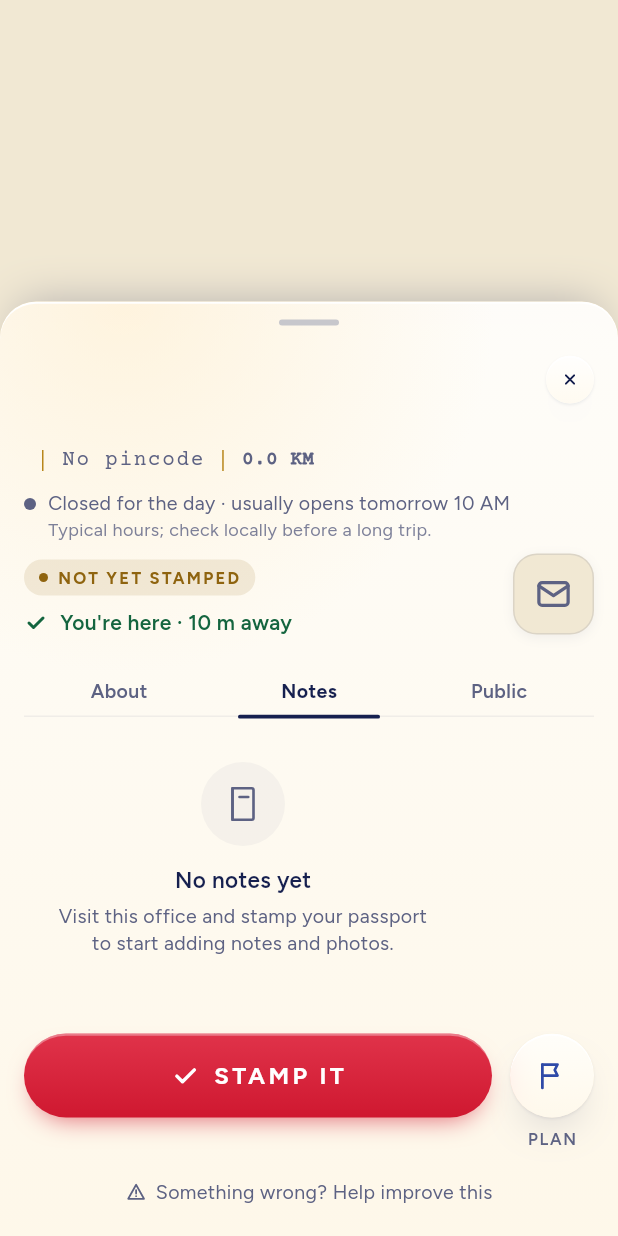
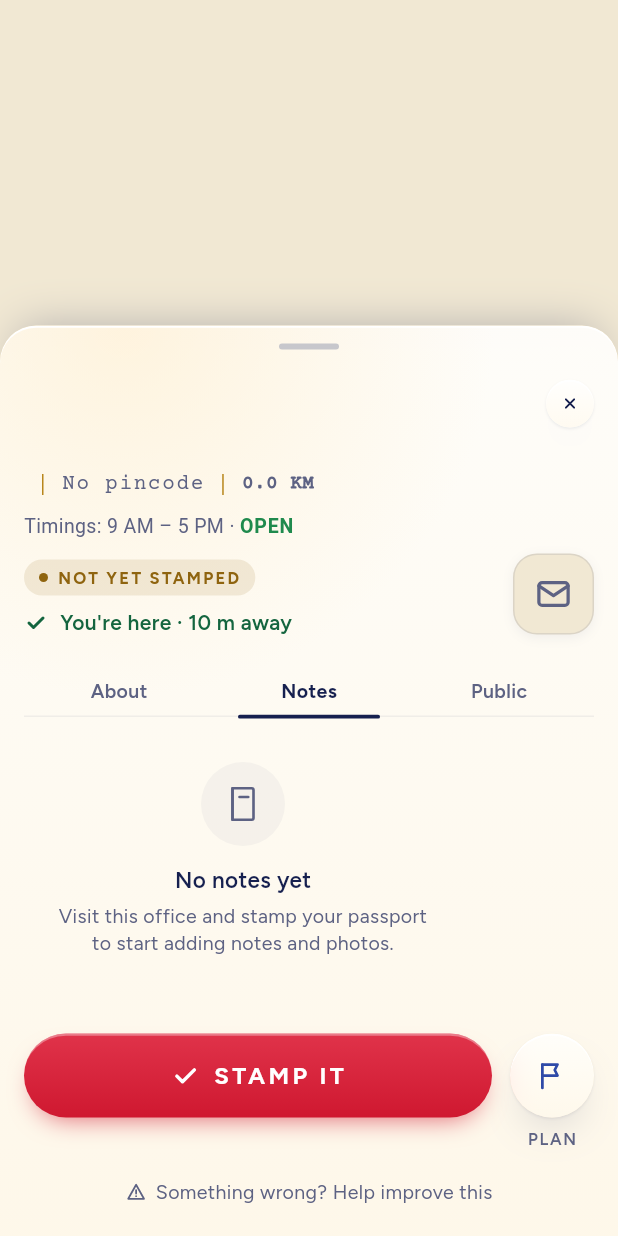
Before and after one commit to karnatakaphilatelist/karnatakaphilatelist, a Flutter app: the OfficeDetailScreen screen opened directly with empty values, after a tap on "Notes", on a phone screen of 412 x 824 dp. Run offline on Flutter 3.47's test engine with Material 3 defaults, Android fonts, the phone set to English and light mode, and no system bars; our stand-ins replace flutter_local_notifications, flutter_map, flutter_svg, geolocator, google_sign_in, image_picker and 5 more; missing offline and left inert: flutter_foreground_task, home_widget; accounts and stored records are empty.

Commit message:
Flutter: single-line counter timings; build 105
Co-Authored-By: Claude Sonnet 5.5 <noreply@anthropic.com>
Claude-Session: https://claude.ai/code/session_01NSU5CTeh2iukaLAEa4MAwB

```diff
--- a/flutter_app/lib/core/counter_hours.dart
+++ b/flutter_app/lib/core/counter_hours.dart
@@ -1,53 +1,36 @@
-/// "Is the counter open right now?" Port of src/lib/counter-hours.ts, same
-/// typical India Post hours (Mon-Fri 10-16, Sat 10-13, Sunday closed, a lunch
-/// pause near 13:00, stamp sales to about 15:00). Not per-office data, so every
-/// label says "usually". Change both files together.
-enum CounterState { open, closing, lunch, stampsClosed, closed }
+/// One line for the office page: "Timings: 9 AM – 5 PM · OPEN". Port of
+/// src/lib/counter-hours.ts. PLACEHOLDER HOURS: edit the constants below once
+/// the real ones are known, and change both files together.
+enum CounterState { open, lunch, closed }
 
 class CounterStatus {
   final CounterState state;
-  final String label;
-  const CounterStatus(this.state, this.label);
+  final String hours;
+  final String word;
+  const CounterStatus(this.state, this.hours, this.word);
 }
 
-const _open = 10 * 60;
+const _open = 9 * 60;
+const _closeWeekday = 17 * 60;
+const _closeSaturday = 13 * 60;
 const _lunchStart = 13 * 60;
-const _lunchEnd = 13 * 60 + 30;
-const _stampCutoff = 15 * 60;
-const _closeWeekday = 16 * 60;
-const _closeSaturday = 13 * 60;
-const _closingSoon = 30;
+const _lunchEnd = 14 * 60;
 
 String _clock(int min) {
   final h = min ~/ 60;
   final m = min % 60;
-  final h12 = h % 12 == 0 ? 12 : h % 12;
-  return '$h12${m != 0 ? ':${m.toString().padLeft(2, '0')}' : ''} ${h < 12 ? 'AM' : 'PM'}';
+  return '${h % 12 == 0 ? 12 : h % 12}${m != 0 ? ':${m.toString().padLeft(2, '0')}' : ''} ${h < 12 ? 'AM' : 'PM'}';
 }
 
 /// [now] may be in any timezone; Indian time is derived from UTC.
 CounterStatus counterStatus(DateTime now) {
   final ist = now.toUtc().add(const Duration(minutes: 330));
-  final day = ist.weekday % 7; // Dart: Mon=1..Sun=7 -> Sun=0..Sat=6
+  final day = ist.weekday % 7; // Sun=0..Sat=6
   final min = ist.hour * 60 + ist.minute;
-
-  if (day == 0) return CounterStatus(CounterState.closed, 'Closed Sunday · usually opens Mon ${_clock(_open)}');
+  if (day == 0) return const CounterStatus(CounterState.closed, 'Closed Sundays', 'CLOSED');
   final close = day == 6 ? _closeSaturday : _closeWeekday;
-  if (min < _open) return CounterStatus(CounterState.closed, 'Closed · usually opens today ${_clock(_open)}');
-  if (min >= close) {
-    final next = day == 6 ? 'Mon ${_clock(_open)}' : 'tomorrow ${_clock(_open)}';
-    return CounterStatus(CounterState.closed, 'Closed for the day · usually opens $next');
-  }
-  if (day != 6 && min >= _stampCutoff) {
-    return CounterStatus(CounterState.stampsClosed,
-        'Stamp counter has probably closed · most stop selling by ${_clock(_stampCutoff)}');
-  }
-  if (day != 6 && min >= _lunchStart && min < _lunchEnd) {
-    return CounterStatus(CounterState.lunch, 'May be on lunch break · usually back by ${_clock(_lunchEnd)}');
-  }
-  final stampEnd = day == 6 ? close : _stampCutoff;
-  if (stampEnd - min <= _closingSoon) {
-    return CounterStatus(CounterState.closing, 'Closing soon · stamps usually until ${_clock(stampEnd)}');
-  }
-  return CounterStatus(CounterState.open, 'Counter usually open · stamps until ${_clock(stampEnd)}');
+  final hours = '${_clock(_open)} – ${_clock(close)}';
+  if (min < _open || min >= close) return CounterStatus(CounterState.closed, hours, 'CLOSED');
+  if (day != 6 && min >= _lunchStart && min < _lunchEnd) return CounterStatus(CounterState.lunch, hours, 'LUNCH');
+  return CounterStatus(CounterState.open, hours, 'OPEN');
 }
--- a/flutter_app/lib/features/office/office_detail_screen.dart
+++ b/flutter_app/lib/features/office/office_detail_screen.dart
@@ -991,8 +991,8 @@ class OfficeDetailScreen extends StatelessWidget {
 }
 
 
-/// Whether the counter is probably open now (typical hours, see
-/// core/counter_hours.dart). Refreshes each minute.
+/// One non-wrapping line, so the stamp image below keeps its place:
+/// "Timings: 9 AM – 5 PM · OPEN". Placeholder hours, see core/counter_hours.dart.
 class _CounterHoursLine extends StatefulWidget {
   const _CounterHoursLine();
 
@@ -1022,30 +1022,19 @@ class _CounterHoursLineState extends State<_CounterHoursLine> {
   Widget build(BuildContext context) {
     final color = switch (_status.state) {
       CounterState.open => AppColors.stampGreen,
+      CounterState.lunch => AppColors.warn,
       CounterState.closed => AppColors.muted,
-      _ => AppColors.warn,
     };
+    const base = TextStyle(fontSize: 13, height: 20 / 13, color: AppColors.muted);
     return Padding(
       padding: const EdgeInsets.only(top: 8),
-      child: Row(
-        crossAxisAlignment: CrossAxisAlignment.start,
-        children: [
-          Padding(
-            padding: const EdgeInsets.only(top: 7),
-            child: Container(width: 8, height: 8, decoration: BoxDecoration(color: color, shape: BoxShape.circle)),
-          ),
-          const SizedBox(width: 8),
-          Expanded(
-            child: Column(
-              crossAxisAlignment: CrossAxisAlignment.start,
-              children: [
-                Text(_status.label, style: const TextStyle(fontSize: 13, height: 20 / 13, color: AppColors.muted)),
-                Text('Typical hours; check locally before a long trip.',
-                    style: TextStyle(fontSize: 12, height: 16 / 12, color: AppColors.muted.withValues(alpha: 0.8))),
-              ],
-            ),
-          ),
-        ],
+      child: Text.rich(
+        TextSpan(style: base, children: [
+          TextSpan(text: 'Timings: ${_status.hours} · '),
+          TextSpan(text: _status.word, style: TextStyle(fontWeight: FontWeight.w700, letterSpacing: 13 * 0.04, color: color)),
+        ]),
+        maxLines: 1,
+        overflow: TextOverflow.ellipsis,
       ),
     );
   }
--- a/flutter_app/pubspec.yaml
+++ b/flutter_app/pubspec.yaml
@@ -7,7 +7,7 @@ publish_to: "none"
 # (v1.0.4) was drafted but not yet sent for review, release 5 (v1.0.2) is the
 # one currently live to testers. Using 8 (not 6) keeps this safe even if 7
 # ships first. Confirm/bump this again before the first real Flutter build.
-version: 1.1.0+104
+version: 1.1.0+105
 
 environment:
   sdk: ">=3.4.0 <4.0.0"
```
Also changed, not shown: 1 other file.
